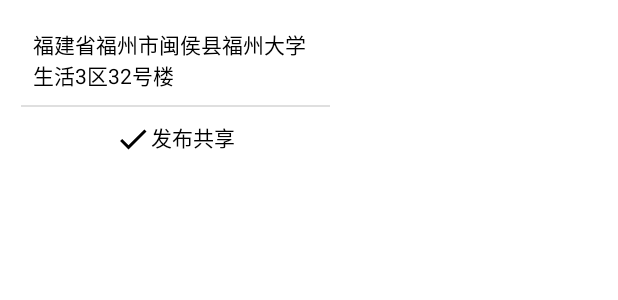
After one commit to qyanzh/ShareBike, an Android app: the layout map_info_window.xml on its own in the app's theme, with its tools: preview values and no code run, on a phone screen of 412 x 824 dp. The commit adds this screen. Shown: the top 300 px of the screen. Run offline under Robolectric (Android 15) with nearby library versions, the phone set to English and light mode, and no system bars.

Commit message:
centerMarker

```diff
--- /dev/null
+++ b/app/src/main/java/com/example/west2summer/User.kt
@@ -0,0 +1,5 @@
+package com.example.west2summer
+
+object User {
+    var userId = 123L
+}
--- /dev/null
+++ b/app/src/main/res/drawable/bg_window_info.xml
@@ -0,0 +1,9 @@
+<?xml version="1.0" encoding="utf-8"?>
+<shape xmlns:android="http://schemas.android.com/apk/res/android">
+    <solid android:color="#E0FFFFFF" />
+    <corners
+        android:bottomLeftRadius="4dp"
+        android:bottomRightRadius="4dp"
+        android:topLeftRadius="4dp"
+        android:topRightRadius="4dp" />
+</shape>
--- /dev/null
+++ b/app/src/main/res/drawable/ic_done_black_24dp.xml
@@ -0,0 +1,9 @@
+<vector xmlns:android="http://schemas.android.com/apk/res/android"
+        android:width="24dp"
+        android:height="24dp"
+        android:viewportWidth="24.0"
+        android:viewportHeight="24.0">
+    <path
+        android:fillColor="#FF000000"
+        android:pathData="M9,16.2L4.8,12l-1.4,1.4L9,19 21,7l-1.4,-1.4L9,16.2z"/>
+</vector>
--- a/app/src/main/res/layout/map_fragment.xml
+++ b/app/src/main/res/layout/map_fragment.xml
@@ -17,13 +17,14 @@
 
         <com.google.android.material.floatingactionbutton.FloatingActionButton
             android:id="@+id/fab"
+            android:onClick="@{()->viewModel.onFabClicked()}"
             style="@style/Widget.Design.FloatingActionButton"
             android:layout_width="wrap_content"
             android:layout_height="wrap_content"
             android:layout_margin="16dp"
             app:layout_anchor="@id/mapView"
             app:layout_anchorGravity="bottom|center_horizontal"
-            app:srcCompat="@drawable/ic_add_white_24dp" />
+            android:src="@{viewModel.shouldAddCenterMarker?@drawable/ic_close_black_24dp:@drawable/ic_add_black_24dp}" />
     </androidx.coordinatorlayout.widget.CoordinatorLayout>
 
 
--- /dev/null
+++ b/app/src/main/res/layout/map_info_window.xml
@@ -0,0 +1,42 @@
+<?xml version="1.0" encoding="utf-8"?>
+<LinearLayout xmlns:android="http://schemas.android.com/apk/res/android"
+    xmlns:tools="http://schemas.android.com/tools"
+    android:layout_width="wrap_content"
+    android:layout_height="wrap_content"
+    android:background="@drawable/bg_window_info"
+    android:orientation="vertical"
+    android:padding="8dp">
+
+
+    <TextView
+        android:id="@+id/tvPlace"
+        android:layout_width="190dp"
+        android:layout_height="wrap_content"
+        android:layout_marginLeft="14dp"
+        android:layout_marginTop="11dp"
+        android:layout_marginRight="14dp"
+        android:textColor="@color/primaryTextColor"
+        android:textSize="14sp"
+        tools:text="福建省福州市闽侯县福州大学生活3区32号楼" />
+
+
+    <View
+        android:layout_width="match_parent"
+        android:layout_height="1dp"
+        android:layout_marginLeft="6dp"
+        android:layout_marginTop="9dp"
+        android:layout_marginRight="6dp"
+        android:background="#DFDFDF" />
+
+
+    <TextView
+        android:layout_width="wrap_content"
+        android:layout_height="wrap_content"
+        android:layout_gravity="center_horizontal"
+        android:layout_marginTop="9dp"
+        android:drawableStart="@drawable/ic_done_black_24dp"
+        android:text="@string/toolbar_add"
+        android:textSize="14sp" />
+
+
+</LinearLayout>
--- a/app/src/main/res/values/strings.xml
+++ b/app/src/main/res/values/strings.xml
@@ -14,7 +14,7 @@
     <string name="edit_to">截止时间</string>
     <string name="edit_price">价格</string>
     <string name="edit_done">完成</string>
-    <string name="required">*必填, 建议从推荐结果中选择前缀以精准定位</string>
+    <string name="required">*必填</string>
     <string name="address_not_available_retry">当前地点无法定位，请换一个试试^_^</string>
     <string name="will_show_your_contact">您在个人资料中填写的联系方式将被展示</string>
     <string name="discard_change">放弃更改?</string>
```
Also changed, not shown: app/src/main/java/com/example/west2summer/InfoWindowAdapter.kt (added, +24 -0 lines), app/src/main/java/com/example/west2summer/map/MapFragment.kt (+83 -21 lines), app/src/main/java/com/example/west2summer/map/MapViewModel.kt (+33 -5 lines), app/src/main/res/drawable/marker_red.png (added), app/src/main/res/drawable/marker_yellow.png (added).
